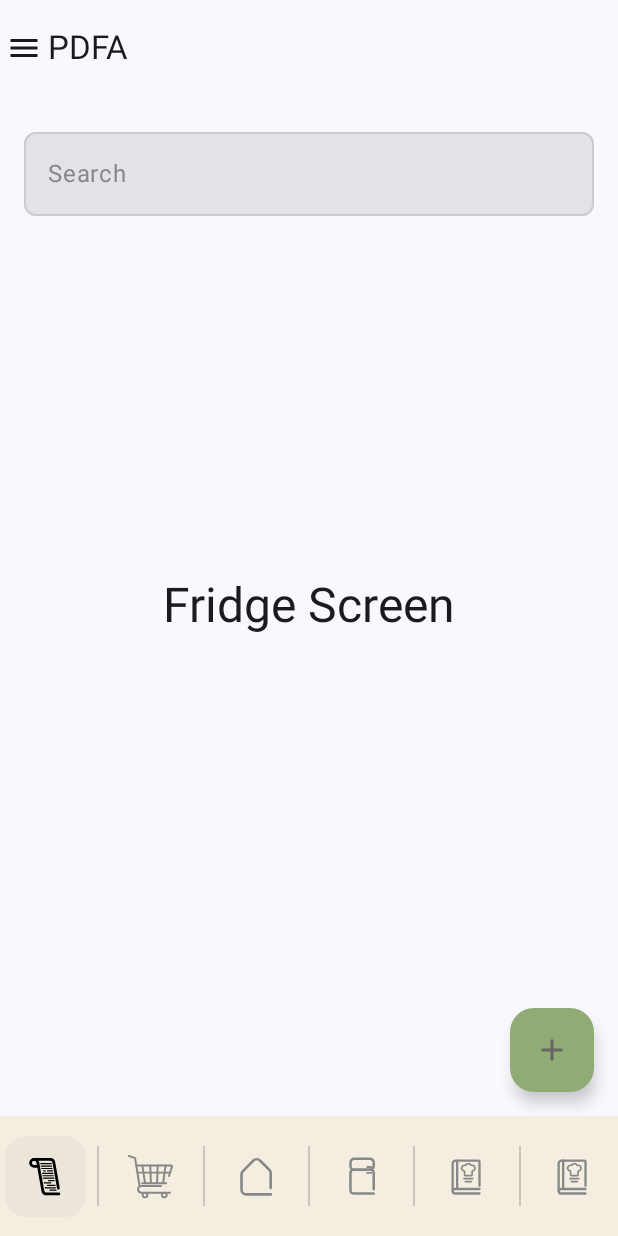
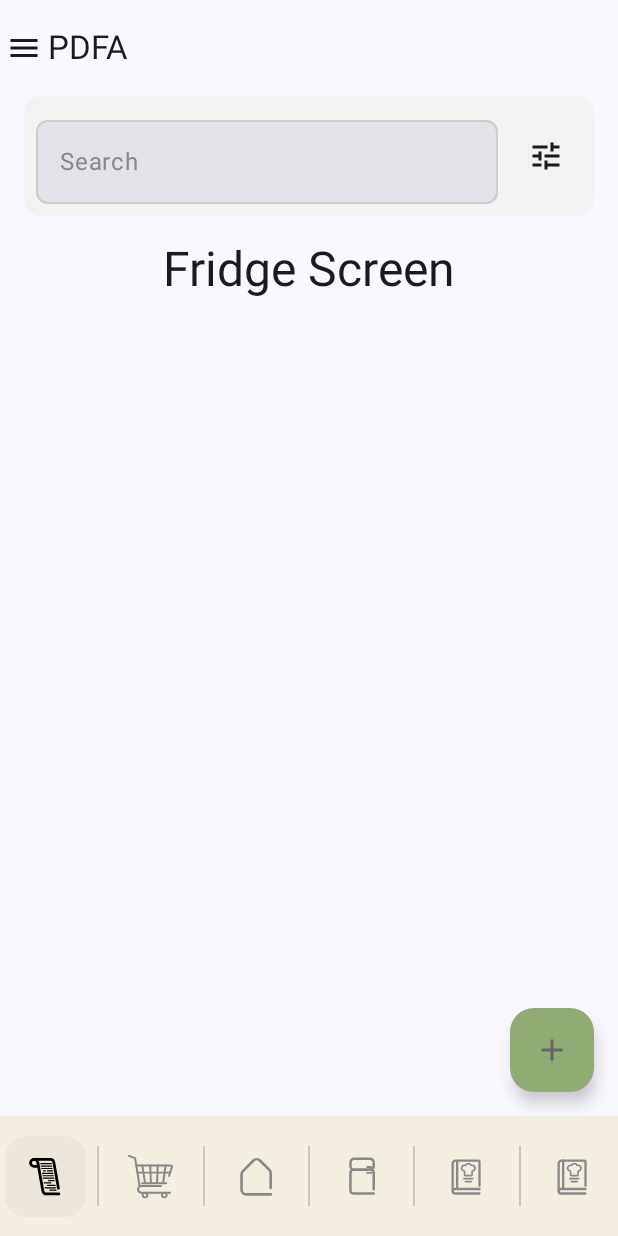
Before and after one commit to Lilfleo/PDFA_APP, an Android app built with Jetpack Compose: the FridgeScreen screen opened through its navigation route, on a phone screen of 412 x 824 dp. Run offline under Robolectric (Android 15) with nearby library versions, the phone set to English and light mode, and no system bars; our stand-ins replace Dagger/Hilt's generated code.

Commit message:
build(barre de recherche, bouton de filtre)

```diff
--- a/app/build.gradle.kts
+++ b/app/build.gradle.kts
@@ -1,3 +1,5 @@
+
+
 plugins {
     alias(libs.plugins.android.application)
     alias(libs.plugins.kotlin.android)
@@ -66,5 +68,7 @@ dependencies {
     implementation(libs.hilt.android)
     ksp(libs.hilt.android.compiler)
     implementation(libs.androidx.hilt.navigation.compose)
+    implementation("androidx.compose.material:material-icons-extended:1.7.8")
+
 
 }
--- a/app/src/main/java/com/pdfa/pdfa_app/user_interface/screens/FridgeScreen.kt
+++ b/app/src/main/java/com/pdfa/pdfa_app/user_interface/screens/FridgeScreen.kt
@@ -1,45 +1,83 @@
 package com.pdfa.pdfa_app.user_interface.screens
 
+import androidx.compose.foundation.background
 import androidx.compose.foundation.layout.Box
 import androidx.compose.foundation.layout.Column
+import androidx.compose.foundation.layout.Row
 import androidx.compose.foundation.layout.fillMaxSize
 import androidx.compose.foundation.layout.fillMaxWidth
 import androidx.compose.foundation.layout.padding
 import androidx.compose.foundation.shape.RoundedCornerShape
 import androidx.compose.material.icons.Icons
 import androidx.compose.material.icons.filled.Add
+import androidx.compose.material.icons.filled.Tune
+
+
 import androidx.compose.material3.FloatingActionButton
 import androidx.compose.material3.Icon
+import androidx.compose.material3.IconButton
 import androidx.compose.material3.MaterialTheme
+
 
 import androidx.compose.material3.OutlinedTextField
 import androidx.compose.material3.Text
 import androidx.compose.material3.TextFieldDefaults
 import androidx.compose.runtime.Composable
+import androidx.compose.runtime.getValue
+import androidx.compose.runtime.mutableStateOf
+import androidx.compose.runtime.remember
+import androidx.compose.runtime.setValue
 import androidx.compose.ui.Alignment
 import androidx.compose.ui.Modifier
 import androidx.compose.ui.graphics.Color
 import androidx.compose.ui.unit.dp
-
+import com.pdfa.pdfa_app.user_interface.components.AddFoodDialog
 
 
 @Composable
 fun FridgeScreen(onAddClick: () -> Unit) {
+
+    var searchQuery by remember { mutableStateOf("") }
+    var showDialog by remember { mutableStateOf(false) }
+
     Box(modifier = Modifier.fillMaxSize()) {
-        Column(modifier = Modifier.align(Alignment.Center).fillMaxSize()) {
-            SearchBar(
-                query = "",
-                onQueryChange = {},
+        Column(modifier = Modifier.fillMaxSize()) {
+            Box(
                 modifier = Modifier
                     .fillMaxWidth()
-                    .padding(16.dp)
+                    .padding(horizontal = 16.dp)
+                    .background(
+                        color = Color(0xFFF2F2F2),
+                        shape = RoundedCornerShape(12.dp)
+                    )
+                    .padding(8.dp)
+            ) {
+                Row(
+                    modifier = Modifier.fillMaxWidth(),
+                    verticalAlignment = Alignment.CenterVertically
+                ) {
+                    SearchBar(
+                        query = searchQuery,
+                        onQueryChange = { searchQuery = it },
+                        modifier = Modifier.weight(1f)
+                    )
+                    IconButton(
+                        onClick = { showDialog = true },
+                        modifier = Modifier.padding(start = 8.dp)
+                    ) {
+                        Icon(Icons.Default.Tune, contentDescription = "Filter")
+                    }
+                }
+            }
+
+            Text(
+                text = "Fridge Screen",
+                style = MaterialTheme.typography.headlineLarge,
+                modifier = Modifier
+                    .align(Alignment.CenterHorizontally)
+                    .padding(top = 16.dp)
             )
         }
-        Text(
-            text = "Fridge Screen",
-            style = MaterialTheme.typography.headlineLarge,
-            modifier = Modifier.align(Alignment.Center)
-        )
 
         AddButton(
             onClick = onAddClick,
@@ -48,7 +86,11 @@ fun FridgeScreen(onAddClick: () -> Unit) {
                 .padding(16.dp)
         )
     }
+    if (showDialog) {
+        AddFoodDialog (onDismiss = { showDialog = false })
+    }
 }
+
 
 @Composable
 fun AddButton(onClick: () -> Unit, modifier: Modifier = Modifier) {
--- a/gradle/libs.versions.toml
+++ b/gradle/libs.versions.toml
@@ -1,5 +1,6 @@
 [versions]
 agp = "8.10.1"
+androidxMaterialIconsExtended = "1.7.8"
 hiltAndroid = "2.56.2"
 hiltNavigationCompose = "1.2.0"
 coilCompose = "2.4.0"
@@ -12,6 +13,8 @@ espressoCore = "3.6.1"
 lifecycleRuntimeKtx = "2.9.1"
 activityCompose = "1.10.1"
 composeBom = "2024.09.00"
+materialIconsExtended = "<version>"
+materialIconsExtendedVersion = "1.6.0"
 navigationCompose = "2.9.0"
 navigationComposeVersion = "2.8.4"
 navigationComposeJvmstubs = "2.9.0"
@@ -24,6 +27,9 @@ roomTesting = "2.7.2"
 
 [libraries]
 androidx-core-ktx = { group = "androidx.core", name = "core-ktx", version.ref = "coreKtx" }
+androidx-material-icons-extended = { module = "androidx.compose.material:material-icons-extended", version.ref = "materialIconsExtended" }
+androidx-material-icons-extended-v160 = { module = "androidx.compose.material:material-icons-extended", version.ref = "materialIconsExtendedVersion" }
+androidx-material-icons-extended-v178 = { module = "androidx.compose.material:material-icons-extended", version.ref = "androidxMaterialIconsExtended" }
 androidx-navigation-compose = { module = "androidx.navigation:navigation-compose", version.ref = "navigationCompose" }
 androidx-navigation-compose-v284 = { module = "androidx.navigation:navigation-compose", version.ref = "navigationComposeVersion" }
 coil-compose = { module = "io.coil-kt:coil-compose", version.ref = "coilCompose" }
```
Also changed, not shown: app/src/main/java/com/pdfa/pdfa_app/user_interface/component/AddFoodDialog.kt (added, +55 -0 lines), 1 other file.
